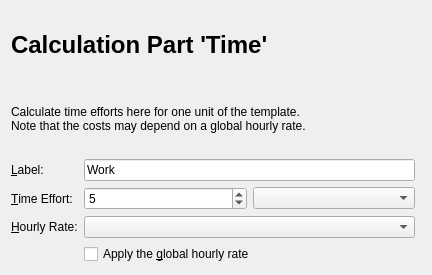
dragotin/kraft, file src/timepart.ui: the form before one commit.
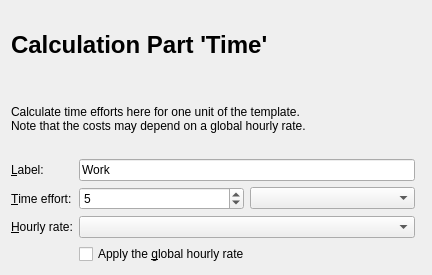
The form after the commit.

What changed in the file:
```diff
--- a/src/timepart.ui
+++ b/src/timepart.ui
@@ -65,7 +65,7 @@
      <item row="1" column="0">
       <widget class="QLabel" name="textLabel3_2">
        <property name="text">
-        <string>&amp;Time Effort:</string>
+        <string>&amp;Time effort:</string>
        </property>
        <property name="wordWrap">
         <bool>false</bool>
@@ -98,7 +98,7 @@
      <item row="2" column="0">
       <widget class="QLabel" name="textLabel3_2_2">
        <property name="text">
-        <string>&amp;Hourly Rate:</string>
+        <string>&amp;Hourly rate:</string>
        </property>
        <property name="wordWrap">
         <bool>false</bool>
```
